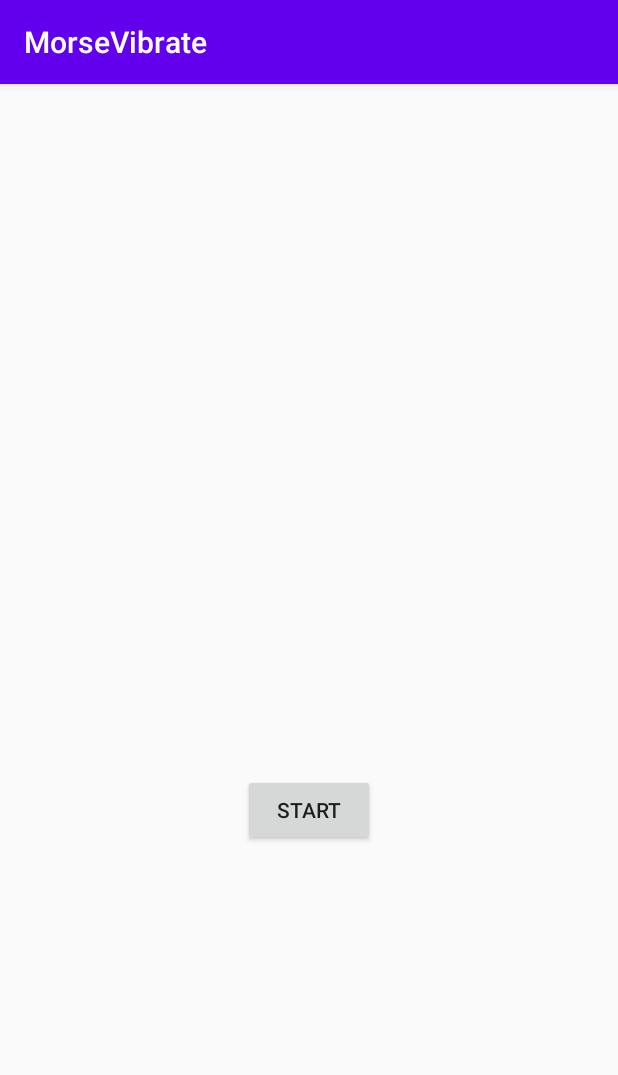
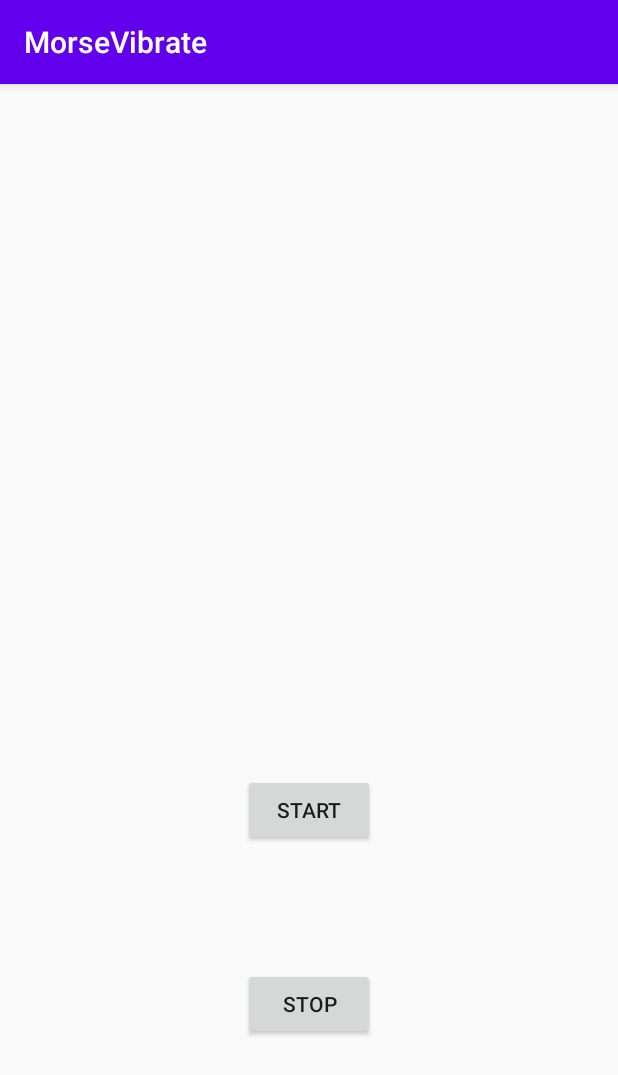
Before and after one commit to Zombant/MorseNotifications, an Android app: the screen it shows after launch (MainActivity), on a phone screen of 412 x 824 dp. Shown: the top 1075 px of the screen. Run offline under Robolectric (Android 15) with nearby library versions, the phone set to English and light mode, and no system bars.

Commit message:
Removed ServiceRunningReciever.kt. Vibrates Morse for messages from the default messaging app.

```diff
--- a/app/src/main/AndroidManifest.xml
+++ b/app/src/main/AndroidManifest.xml
@@ -2,6 +2,7 @@
 <manifest xmlns:android="http://schemas.android.com/apk/res/android"
     package="com.apicci.morsevibrate">
 
+    <uses-permission android:name="android.permission.VIBRATE" />
     <application
         android:allowBackup="true"
         android:icon="@mipmap/ic_launcher"
@@ -9,10 +10,6 @@
         android:roundIcon="@mipmap/ic_launcher_round"
         android:supportsRtl="true"
         android:theme="@style/AppTheme">
-        <receiver
-            android:name=".ServiceRunningReciever"
-            android:enabled="true"
-            android:exported="false"></receiver>
 
         <activity android:name=".MainActivity">
             <intent-filter>
--- a/app/src/main/res/layout/activity_main.xml
+++ b/app/src/main/res/layout/activity_main.xml
@@ -11,13 +11,21 @@
         android:id="@+id/startServiceButton"
         android:layout_width="wrap_content"
         android:layout_height="wrap_content"
-        android:layout_marginStart="157dp"
         android:layout_marginTop="442dp"
-        android:layout_marginEnd="157dp"
         android:layout_marginBottom="242dp"
         android:text="Start"
         app:layout_constraintBottom_toBottomOf="parent"
         app:layout_constraintEnd_toEndOf="parent"
         app:layout_constraintStart_toStartOf="parent"
         app:layout_constraintTop_toTopOf="parent" />
+
+    <Button
+        android:id="@+id/stopServiceButton"
+        android:layout_width="wrap_content"
+        android:layout_height="wrap_content"
+        android:layout_marginTop="81dp"
+        android:text="Stop"
+        app:layout_constraintEnd_toEndOf="parent"
+        app:layout_constraintStart_toStartOf="parent"
+        app:layout_constraintTop_toBottomOf="@+id/startServiceButton" />
 </androidx.constraintlayout.widget.ConstraintLayout>
```
Also changed, not shown: app/src/main/java/com/apicci/morsevibrate/MainActivity.kt (+14 -2 lines), app/src/main/java/com/apicci/morsevibrate/MainService.kt (+73 -9 lines), app/src/main/java/com/apicci/morsevibrate/MorseTranslate.kt (+12 -7 lines), app/src/main/java/com/apicci/morsevibrate/ServiceRunningReciever.kt (deleted, +0 -13 lines).
